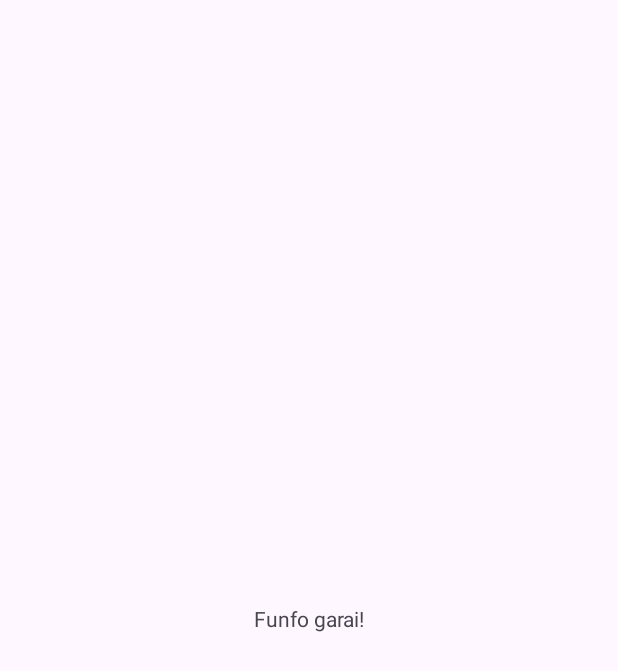
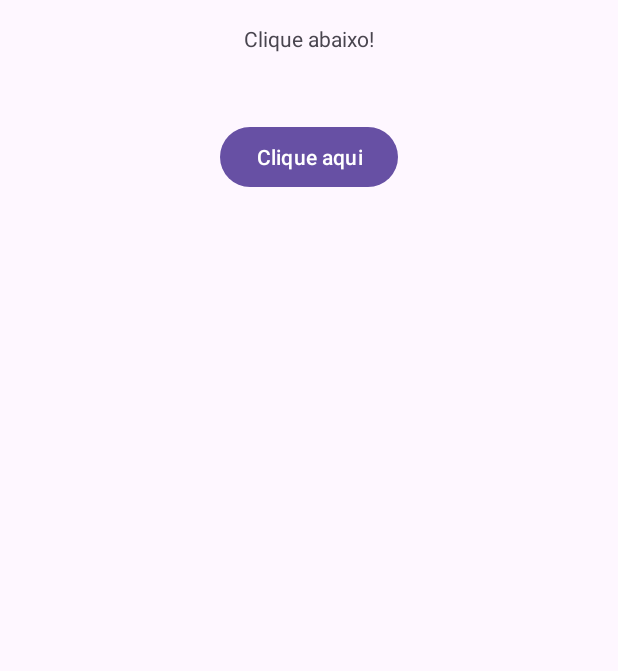
Before and after one commit to GuilhermeFdSilva/JME-PrimeiroApp, an Android app: the screen it shows after launch (MainActivity), on a phone screen of 412 x 824 dp. Before the commit the part shown is almost empty. Shown: the top 671 px of the screen. Run offline under Robolectric (Android 15) with nearby library versions, the phone set to English and light mode, and no system bars.

Commit message:
Explorando a IDE

```diff
--- a/app/src/main/res/layout/activity_main.xml
+++ b/app/src/main/res/layout/activity_main.xml
@@ -7,12 +7,22 @@
     tools:context=".MainActivity">
 
     <TextView
+        android:id="@+id/textView2"
         android:layout_width="wrap_content"
         android:layout_height="wrap_content"
-        android:text="Funfo garai!"
-        app:layout_constraintBottom_toBottomOf="parent"
+        android:layout_marginTop="16dp"
+        android:text="Clique abaixo!"
         app:layout_constraintEnd_toEndOf="parent"
         app:layout_constraintStart_toStartOf="parent"
         app:layout_constraintTop_toTopOf="parent" />
 
+    <Button
+        android:id="@+id/button3"
+        android:layout_width="wrap_content"
+        android:layout_height="wrap_content"
+        android:layout_marginTop="45dp"
+        android:text="Clique aqui"
+        app:layout_constraintEnd_toEndOf="parent"
+        app:layout_constraintStart_toStartOf="parent"
+        app:layout_constraintTop_toBottomOf="@+id/textView2" />
 </androidx.constraintlayout.widget.ConstraintLayout>
```
